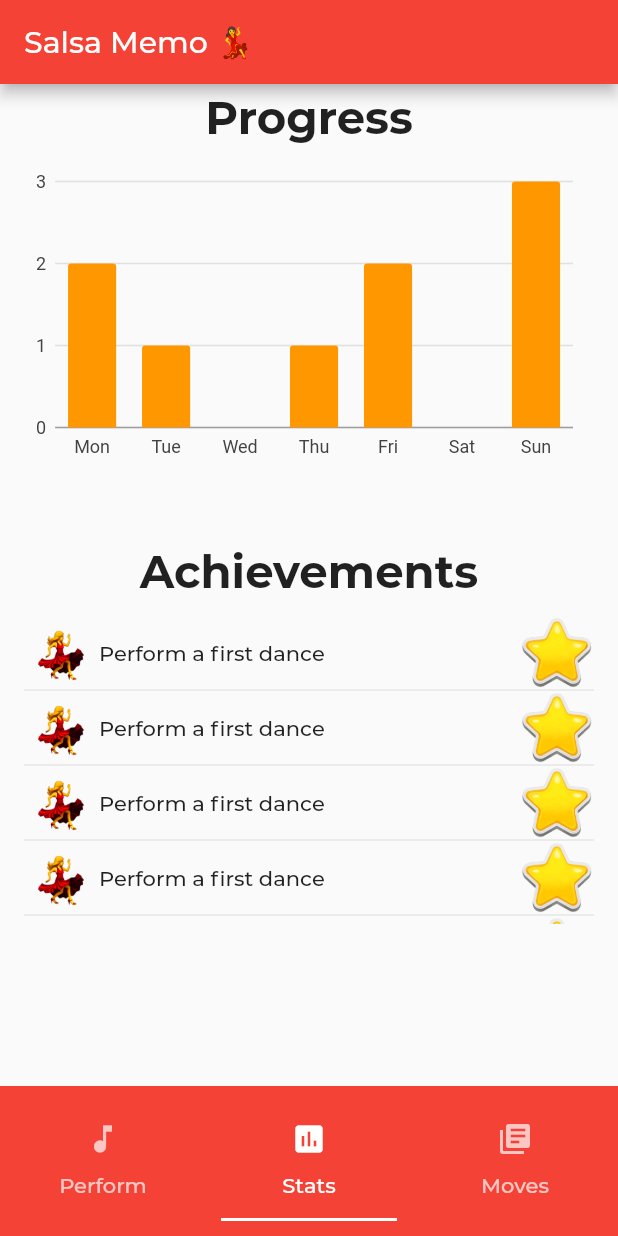
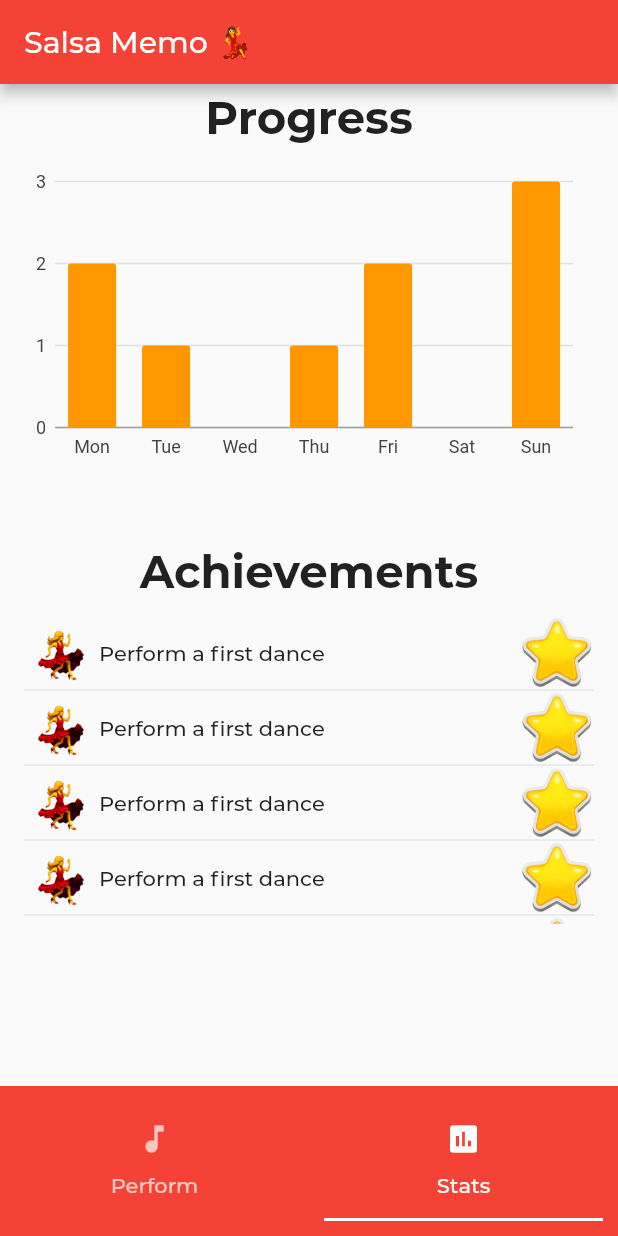
Before and after one commit to One-Week-Apps/SalsaCoach, a Flutter app: the screen it shows after launch, tab 2 chosen, on a phone screen of 412 x 824 dp. Run offline on Flutter 3.47's test engine with Material 2 defaults, Android fonts, the phone set to English and light mode, and no system bars; our stand-ins replace charts_flutter, flutter_clean_architecture, shared_preferences; accounts and stored records are empty; statements that could not run were skipped; project files that could hold a hidden picture were left out.

Commit message:
add Staged moves randomly chosed usecase

```diff
--- a/lib/src/app/CustomImages.dart
+++ b/lib/src/app/CustomImages.dart
@@ -5,4 +5,5 @@ class CustomImages {
   static const logo = _imagesPrefix + "icon.png";
   static const starOff = _imagesPrefix + "star_off.png";
   static const starOn = _imagesPrefix + "star_on.png";
+  static const fire = _imagesPrefix + "fire.png";
 }
--- a/lib/src/app/pages/home/home_presenter.dart
+++ b/lib/src/app/pages/home/home_presenter.dart
@@ -1,3 +1,5 @@
+import 'package:salsa_memo/src/data/repositories/random_moves_generator.dart';
+
 import '../../../domain/usecases/get_all_moves_usecase.dart';
 import '../../../domain/usecases/get_user_usecase.dart';
 
@@ -12,7 +14,7 @@ class HomePresenter extends Presenter {
 
   final GetUserUseCase getUserUseCase;
   final GetAllMovesUseCase getAllMovesUseCase;
-  HomePresenter(usersRepo, movesRepo) : getUserUseCase = GetUserUseCase(usersRepo), getAllMovesUseCase = GetAllMovesUseCase(movesRepo);
+  HomePresenter(usersRepo, movesRepo) : getUserUseCase = GetUserUseCase(usersRepo), getAllMovesUseCase = GetAllMovesUseCase(movesRepo, RandomMovesGenerator());
 
   void getUser(String uid) {
     // execute getUseruserCase
@@ -23,7 +25,7 @@ class HomePresenter extends Presenter {
   void getAllMoves() {
     getAllMovesUseCase.execute(
         _GetAllMovesUseCaseObserver(this),
-        GetAllMovesUseCaseParams());
+        GetAllMovesUseCaseParams(2));
   }
 
   @override
--- a/lib/src/app/pages/home/home_view.dart
+++ b/lib/src/app/pages/home/home_view.dart
@@ -1,3 +1,4 @@
+import 'package:flutter/cupertino.dart';
 import 'package:salsa_memo/src/app/CustomImages.dart';
 import 'package:salsa_memo/src/app/widgets/simple_bar_chart.dart';
 import 'package:salsa_memo/src/data/repositories/data_moves_repository.dart';
@@ -8,6 +9,8 @@ import 'package:flutter/material.dart';
 import 'package:flutter/widgets.dart';
 import 'package:flutter_clean_architecture/flutter_clean_architecture.dart';
 import '../../../data/repositories/data_users_repository.dart';
+
+import 'package:url_launcher/url_launcher.dart';
 
 class HomePage extends View {
   HomePage({Key key, this.title}) : super(key: key);
@@ -28,7 +31,7 @@ class _HomePageState extends ViewState<HomePage, HomeController>
   var _tabs = [
     new Tab(text: 'Perform', icon: new Icon(Icons.music_note)),
     new Tab(text: 'Stats', icon: new Icon(Icons.insert_chart)),
-    new Tab(text: 'Moves', icon: new Icon(Icons.library_books)),
+    // new Tab(text: 'Moves', icon: new Icon(Icons.library_books)),
   ];
 
   var _selectedTabIndex = 0;
@@ -76,11 +79,53 @@ class _HomePageState extends ViewState<HomePage, HomeController>
 
   var _doOnce = true;
 
-  Widget _moveTableViewCell(Move item) {
-    return Container(
-        height: 100.0,
-        child:
-            Text(item.name + ': ' + item.description + ' - ' + item.urlString));
+  Widget _moveTableViewCell(int index, Move item) {
+    return Row(children: <Widget>[
+      new Image.asset(
+        CustomImages.logo,
+        width: 50,
+      ),
+      Text(item.name, style: TextStyle(fontWeight: FontWeight.w200, fontSize: 20.0),),
+      Spacer(
+        flex: 9,
+      ),
+      for (int i = 0; i < item.difficulty ?? 0; i++)
+        new Image.asset(
+          CustomImages.fire,
+          width: 40,
+        ),
+      Spacer(
+        flex: 1,
+      ),
+      IconButton(iconSize: 40, icon: Icon(Icons.help_outline), onPressed: () {
+        print("Help at index " + index.toString());
+        var item = controller.moves[index];
+        showCupertinoDialog(context: context, builder: (BuildContext context) {
+          return AlertDialog(
+            title: Text(item.name),
+            content: SingleChildScrollView(
+              child: ListBody(
+                children: <Widget>[
+                  Text(item.tempo + "\n"),
+                  Text(item.description + "\n"),
+                  GestureDetector(child: Text(item.urlString, style: TextStyle(decoration: TextDecoration.underline, color: Colors.blue)), onTap: () {
+                    launch(item.urlString);
+                  },),
+                ],
+              ),
+            ),
+            actions: <Widget>[
+              FlatButton(
+                child: Text('Close'),
+                onPressed: () {
+                  Navigator.of(context).pop();
+                },
+              ),
+            ],
+          );
+      });
+    }),
+    ]);
   }
 
   Widget _performTab() {
@@ -90,11 +135,22 @@ class _HomePageState extends ViewState<HomePage, HomeController>
     }
 
     var children = <Widget>[
-      for (var item in controller.moves) _moveTableViewCell(item)
+      for (var i = 0 ; i < controller.moves.length ; i++) _moveTableViewCell(i, controller.moves[i])
+      // for (var item in controller.moves) _moveTableViewCell(item)
     ];
 
-    var table =
-        Column(mainAxisAlignment: MainAxisAlignment.center, children: children);
+    var table = Container(
+              width: MediaQuery.of(context).size.width,
+              height: MediaQuery.of(context).size.height * 0.8,
+              child: ListView(
+                children: ListTile.divideTiles(
+                  context: context,
+                  tiles: children,
+                ).toList(),
+              ));
+
+    // var table =
+        // Column(mainAxisAlignment: MainAxisAlignment.center, children: children);
     return table;
   }
 
@@ -241,7 +297,7 @@ class _HomePageState extends ViewState<HomePage, HomeController>
           children: [
             _performTab(),
             _statsTab(),
-            _accountView(),
+            // _accountView(),
           ],
         ),
       ),
--- a/lib/src/data/repositories/data_moves_repository.dart
+++ b/lib/src/data/repositories/data_moves_repository.dart
@@ -9,9 +9,9 @@ class DataMovesRepository extends MovesRepository {
   DataMovesRepository._internal() {
     moves = List<Move>();
     moves.addAll([
-      Move('Sombrero', 'Tempo: 4 * 4', 'The Sombrero move', 'https://www.youtube.com/embed/AqnNTeRs2Pw'),
-      Move('El Uno', 'Tempo: 4 * 4', 'The El Uno move', 'https://www.youtube.com/embed/Imw-H_bQb1c'),
-      Move('El Dos', 'Tempo: 4 * 4', 'The El Dos move', 'https://www.youtube.com/embed/WQXHNy77fgY'),
+      Move('Sombrero', 'Tempo: 4 * 4', 'The Sombrero move', 'https://www.youtube.com/embed/AqnNTeRs2Pw', 1),
+      Move('El Uno', 'Tempo: 4 * 4', 'The El Uno move', 'https://www.youtube.com/embed/Imw-H_bQb1c', 2),
+      Move('El Dos', 'Tempo: 4 * 4', 'The El Dos move', 'https://www.youtube.com/embed/WQXHNy77fgY', 2),
     ]);
   }
   factory DataMovesRepository() => _instance;
--- a/lib/src/domain/entities/move.dart
+++ b/lib/src/domain/entities/move.dart
@@ -3,8 +3,9 @@ class Move {
   final String tempo;
   final String description;
   final String urlString;
-  Move(this.name, this.tempo, this.description, this.urlString);
+  final int difficulty;
+  Move(this.name, this.tempo, this.description, this.urlString, this.difficulty);
 
   @override
-  String toString() => '$name, $tempo, $description, $urlString';
+  String toString() => '$name, $tempo, $description, $urlString, $difficulty';
 }
--- /dev/null
+++ b/lib/src/domain/repositories/random_generator.dart
@@ -0,0 +1,5 @@
+import 'package:salsa_memo/src/domain/entities/move.dart';
+
+abstract class RandomGenerator {
+  List<Move> rand(List<Move> moves);
+}
--- a/pubspec.yaml
+++ b/pubspec.yaml
@@ -33,8 +33,10 @@ dependencies:
   flutter_launcher_icons: ^0.7.3
   shared_preferences: ^0.4.2
   charts_flutter: ^0.9.0
+  url_launcher: ^5.4.5
 
 dev_dependencies:
+  mockito: ^4.1.1
   flutter_test:
     sdk: flutter
 
@@ -58,6 +60,7 @@ flutter:
     - assets/images/icon.png
     - assets/images/star_off.png
     - assets/images/star_on.png
+    - assets/images/fire.png
   # An image asset can refer to one or more resolution-specific "variants", see
   # https://flutter.dev/assets-and-images/#resolution-aware.
 
```
Also changed, not shown: lib/src/data/repositories/in_memory_moves_repository.dart (added, +15 -0 lines), lib/src/data/repositories/random_moves_generator.dart (added, +11 -0 lines), lib/src/domain/usecases/get_all_moves_usecase.dart (+9 -3 lines), assets/images/fire.png (added), pubspec.lock, 4 other files.
